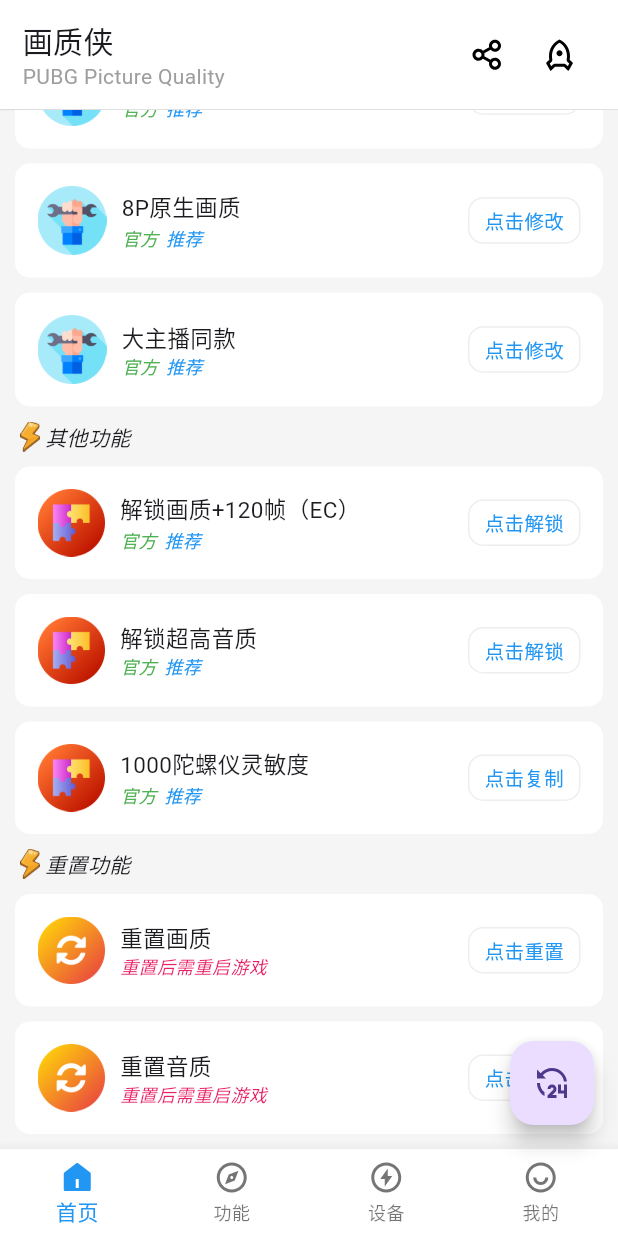
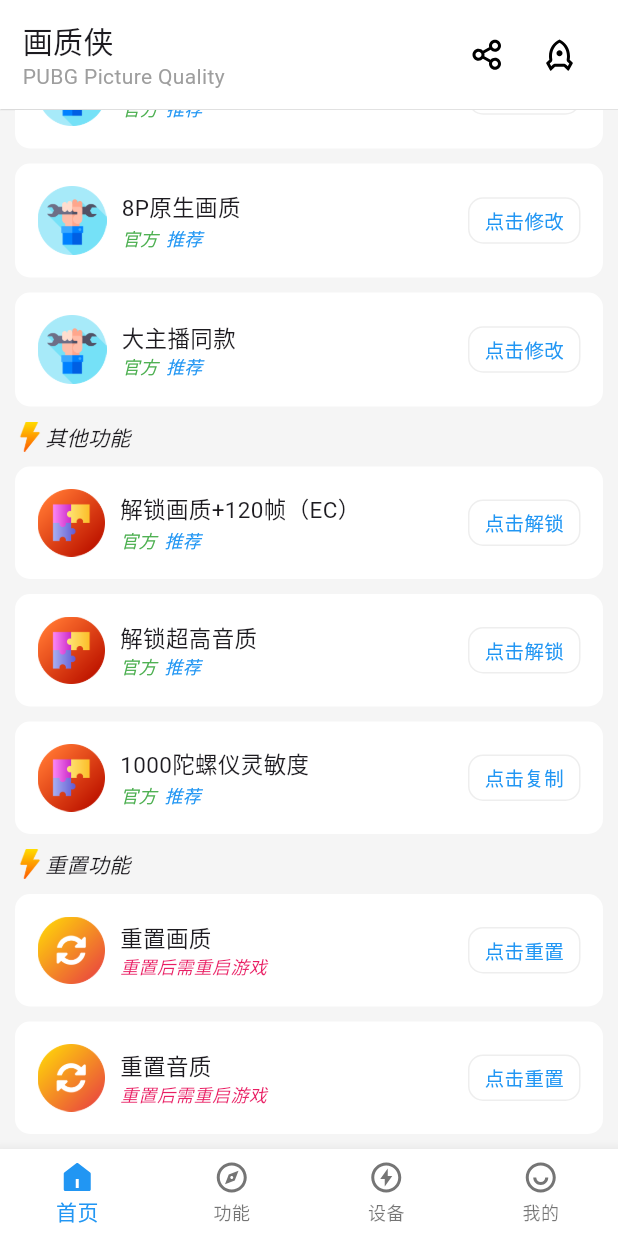
Before and after one commit to shinexoh/pubg-hzx, a Flutter app: the screen it shows after launch, scrolled down 436 dp, on a phone screen of 412 x 824 dp. Run offline on Flutter 3.47's test engine with Material 2 defaults, Android fonts, the phone set to English and light mode, and no system bars; drawn by our look-alikes of oktoast; our stand-ins replace battery_plus, device_info_plus, get, remixicon, transparent_image.

Commit message:
5.16日，改善ui与完善功能

```diff
--- a/lib/main.dart
+++ b/lib/main.dart
@@ -5,7 +5,7 @@ import 'package:get/get.dart';
 import 'theme/theme.dart';
 
 import 'page/main_page.dart';
-import 'page/storage_page.dart';
+import 'page/permission_page.dart';
 import 'page/use/exclusive_page.dart';
 import 'page/use//highopti_page.dart';
 import 'page/use/low_model_page.dart';
@@ -31,7 +31,7 @@ class MyApp extends StatelessWidget {
         initialRoute: '/',
         getPages: [
           GetPage(name: '/', page: () => const MainPage()),
-          GetPage(name: '/storage', page: () => const StoragePage()),
+          GetPage(name: '/permission', page: () => const PermissionPage()),
           GetPage(name: '/exclusive', page: () => const ExclusivePage()),
           GetPage(name: '/highopti', page: () => const HighOptiPage()),
           GetPage(name: '/lowmodel', page: () => const LowModelPage()),
--- a/lib/page/home_page.dart
+++ b/lib/page/home_page.dart
@@ -102,7 +102,7 @@ class _HomePageState extends State<HomePage> {
             Column(
                 crossAxisAlignment: CrossAxisAlignment.start,
                 children: const [
-                  Text('和平精英国服', style: TextStyle(fontSize: 15)),
+                  Text('和平精英', style: TextStyle(fontSize: 15)),
                   Text('PUBG Mobile',
                       style: TextStyle(color: Colors.grey, fontSize: 12))
                 ]),
@@ -322,7 +322,7 @@ class _HomePageState extends State<HomePage> {
 
   Widget textBar(String data) {
     return Padding(
-      padding: const EdgeInsets.only(top: 10, left: 10, right: 10),
+      padding: const EdgeInsets.only(top: 10, left: 10),
       child: Row(
         children: [
           FadeInImage(
--- a/lib/page/main_page.dart
+++ b/lib/page/main_page.dart
@@ -1,5 +1,4 @@
 import 'package:flutter/material.dart';
-import 'package:remixicon/remixicon.dart';
 import 'package:get/get.dart';
 
 import 'package:huazhixia/controller/controller.dart';
@@ -29,10 +28,6 @@ class _MainPageState extends State<MainPage> {
             index: mainController.pageIndex.value,
             children: mainController.pageBody,
           ),
-          floatingActionButton: FloatingActionButton(
-              onPressed: on, child: const Icon(Remix.a24_hours_fill)),
         ));
   }
-
-  void on() => Get.toNamed('/highmodel');
 }
```
Also changed, not shown: lib/page/permission_page.dart (added, +47 -0 lines), lib/page/storage_page.dart (deleted, +0 -15 lines), pubspec.yaml (+12 -0 lines), assets/icon/lightning.png, pubspec.lock.
